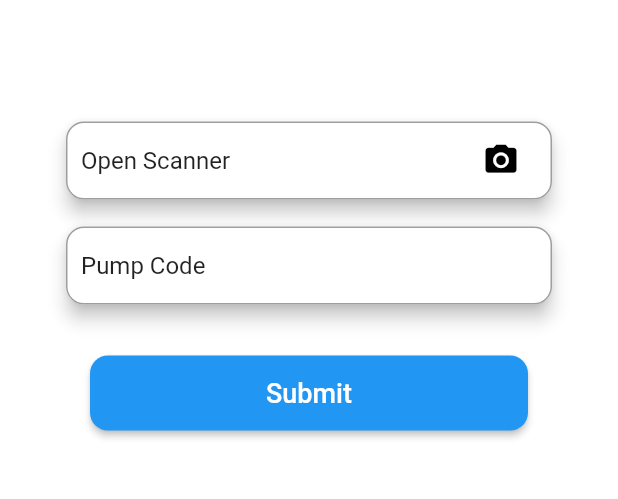
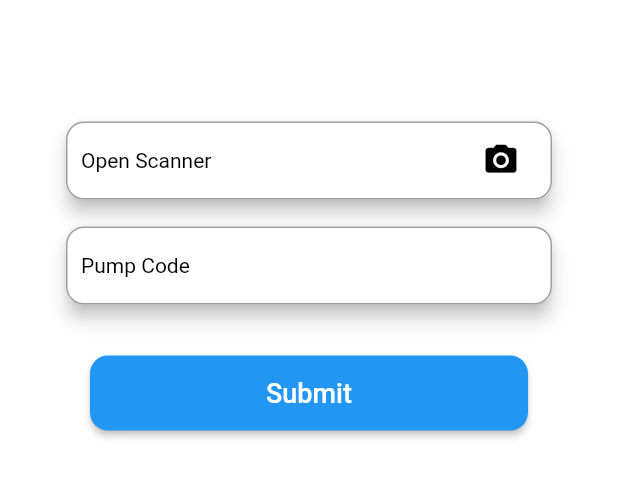
Before and after one commit to ShaktipumpAndroid/setting_appFlutter, a Flutter app: the screen it shows after launch, on a phone screen of 412 x 824 dp, the part 510-1009 px from its top. Run offline on Flutter 3.47's test engine with Material 2 defaults, Android fonts, the phone set to English and light mode, and no system bars; missing offline and left inert: flutter_barcode_scanner.

Commit message:
1) app logo changes in flutter 2) implement roboto text widget 3) add permission for internet and camera 4) create an splash screen

```diff
--- a/lib/login/Login.dart
+++ b/lib/login/loginPage.dart
@@ -1,18 +1,19 @@
 import 'package:flutter/material.dart';
 import 'package:flutter/services.dart';
 import 'package:flutter_barcode_scanner/flutter_barcode_scanner.dart';
+import 'package:setting_app/ui_widget/robotoTextWidget.dart';
 
 import '../Utility/colors.dart';
 import '../Utility/string.dart';
 
-class Login extends StatefulWidget {
-  const Login({Key? key}) : super(key: key);
+class LoginPage extends StatefulWidget {
+  const LoginPage({Key? key}) : super(key: key);
 
   @override
-  State<Login> createState() => _LoginState();
+  State<LoginPage> createState() => _LoginPageState();
 }
 
-class _LoginState extends State<Login> {
+class _LoginPageState extends State<LoginPage> {
 
   var isLoading = false;
   @override
@@ -75,9 +76,8 @@ class _LoginState extends State<Login> {
                             child: Row(
                               mainAxisAlignment: MainAxisAlignment.spaceBetween,
                               children: [
-                                Text(openscanner,
-                                    style: const TextStyle(fontSize: 16),
-                                    textAlign: TextAlign.left),
+                                robotoTextWidget(textval: openscanner, colorval: AppColors.black, sizeval: 14, fontWeight: FontWeight.w400),
+
                                 IconButton(
                                     padding: EdgeInsets.zero,
                                     icon: const Icon(
@@ -141,8 +141,8 @@ class _LoginState extends State<Login> {
           child: Row(
             mainAxisAlignment: MainAxisAlignment.spaceBetween,
             children: [
-              Text(text,
-                  style: const TextStyle(fontSize: 16), textAlign: TextAlign.left),
+              robotoTextWidget(textval: text, colorval: AppColors.black, sizeval: 14, fontWeight: FontWeight.w400),
+
             ],
           ),
         ),
--- /dev/null
+++ b/lib/ui_widget/robotoTextWidget.dart
@@ -0,0 +1,30 @@
+import 'package:flutter/cupertino.dart';
+import 'package:flutter/material.dart';
+
+class robotoTextWidget extends StatelessWidget {
+  final String textval;
+  final Color? colorval;
+  final FontWeight fontWeight;
+  final double sizeval;
+
+  const robotoTextWidget(
+      {required this.textval,
+      required this.colorval,
+      required this.sizeval,
+      required this.fontWeight});
+
+  @override
+  Widget build(BuildContext context) {
+    return Text(
+      textval,
+      textAlign: TextAlign.justify,
+      overflow: TextOverflow.ellipsis,
+      maxLines: 2,
+      style: TextStyle(
+          fontSize: sizeval,
+          color: colorval,
+          fontWeight: fontWeight
+      ),
+    );
+  }
+}
```
Also changed, not shown: lib/UIWidget/appbarInside.dart (deleted, +0 -84 lines), lib/main.dart (+15 -7 lines), lib/ui_widget/appbarInside.dart (added, +66 -0 lines), lib/utility/utils.dart (added, +11 -0 lines), lib/utility/colors.dart (renamed from lib/Utility/colors.dart), lib/utility/string.dart (renamed from lib/Utility/string.dart), 22 other files.
